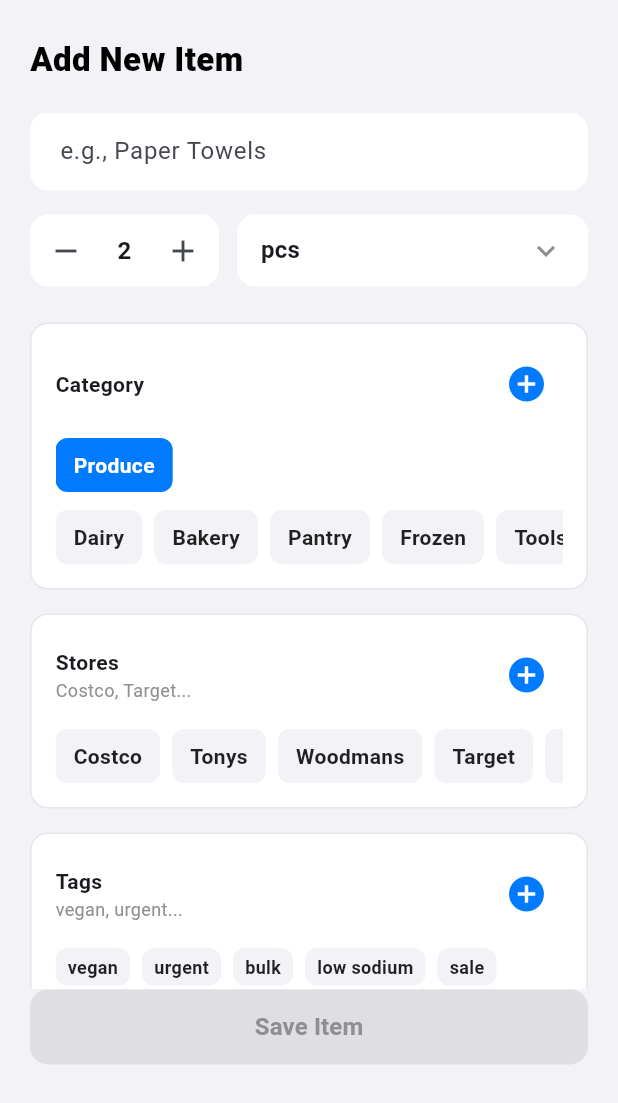
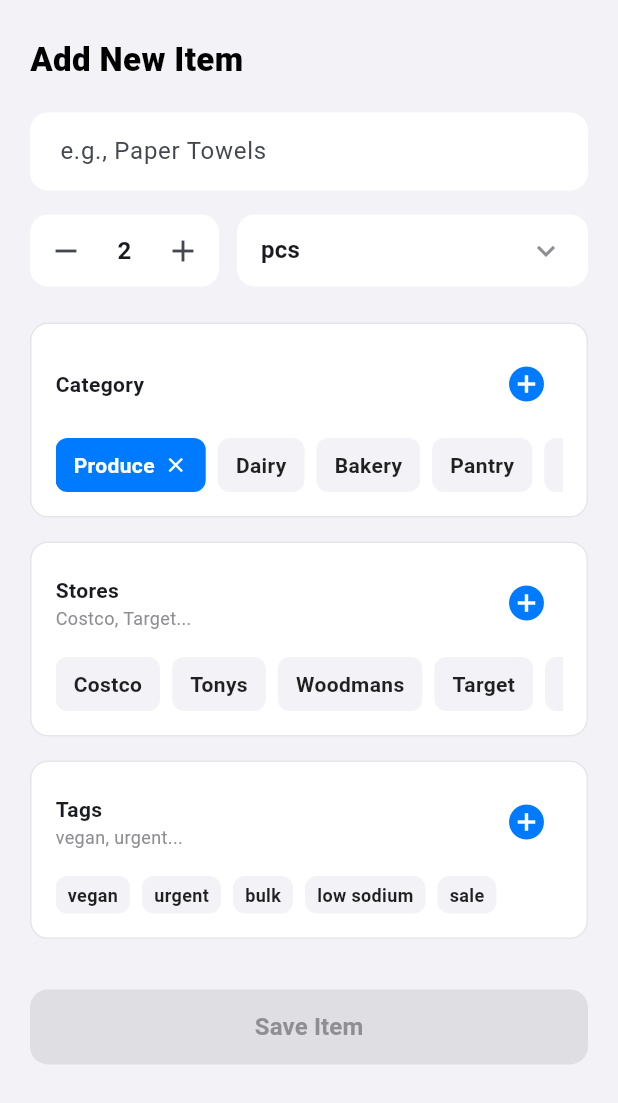
Before and after one commit to rekhadugar/superpowerfullistapp, a Flutter app: the ItemFormModal widget shown alone on an empty page, opened directly with empty values, after a tap on the "add" icon, after a tap on "Produce", on a phone screen of 412 x 824 dp. Shown: the top 1103 px of the screen. Run offline on Flutter 3.47's test engine with Material 3 defaults, Android fonts, the phone set to English and light mode, and no system bars; our stand-ins replace cloud_firestore, firebase_core, flutter_slidable; accounts and stored records are empty.

Commit message:
feat(ux): implement inline token toggling and pull-to-dismiss scroll physics
- Replaced separate selected/unselected token lists with a unified inline toggling system.
- Bound scroll alignment directly to FocusNode to guarantee UI sync when keyboards are summoned.
- Implemented native pull-to-dismiss UserScrollNotification to safely collapse UI on reverse scroll while preserving physics on forward scroll.
- Removed Done/Cancel buttons in favor of native tap-away and scroll-away gestures.

```diff
--- a/lib/components/item_form_modal.dart
+++ b/lib/components/item_form_modal.dart
@@ -1,4 +1,5 @@
 import 'package:flutter/material.dart';
+import 'package:flutter/rendering.dart'; // Required for ScrollDirection
 import 'package:provider/provider.dart';
 import '../models/list_item.dart';
 import '../services/list_provider.dart';
@@ -80,7 +81,7 @@ class _ItemFormModalState extends State<ItemFormModal> {
     });
 
     if (!isOpen) {
-      FocusScope.of(context).unfocus();
+      FocusManager.instance.primaryFocus?.unfocus();
     }
   }
 
@@ -90,7 +91,6 @@ class _ItemFormModalState extends State<ItemFormModal> {
     final provider = context.read<ListProvider>();
 
     if (widget.existingItem != null) {
-      // Execute the Update
       provider.updateItem(
         id: widget.existingItem!.id,
         name: _nameController.text.trim(),
@@ -99,10 +99,9 @@ class _ItemFormModalState extends State<ItemFormModal> {
         locations: _selectedLocations,
         contextString: _selectedTags.join(', '),
         quantity: _quantity,
-        unit: _unit, // ADDED THIS
+        unit: _unit,
       );
     } else {
-      // Execute the Add
       provider.addItem(
         name: _nameController.text.trim(),
         type: _selectedType,
@@ -110,7 +109,7 @@ class _ItemFormModalState extends State<ItemFormModal> {
         locations: _selectedLocations,
         context: _selectedTags.join(', '),
         quantity: _quantity,
-        unit: _unit, // ADDED THIS
+        unit: _unit,
       );
     }
 
@@ -143,7 +142,21 @@ class _ItemFormModalState extends State<ItemFormModal> {
           const SizedBox(height: 20),
 
           Expanded(
+            child: NotificationListener<UserScrollNotification>(
+              onNotification: (UserScrollNotification notification) {
+                if (_activeEngine != null) {
+                  // NATIVE UX FIX: Only dismiss the keyboard when pulling DOWN (reverse).
+                  // Pushing UP (forward) keeps the keyboard open so the user can scroll
+                  // into the runway and reach lower elements without the UI glitching.
+                  if (notification.direction == ScrollDirection.reverse) {
+                    FocusManager.instance.primaryFocus?.unfocus();
+                    setState(() => _activeEngine = null);
+                  }
+                }
+                return false;
+              },
               child: SingleChildScrollView(
+                keyboardDismissBehavior: ScrollViewKeyboardDismissBehavior.onDrag,
                 child: Column(
                   crossAxisAlignment: CrossAxisAlignment.start,
                   children: [
@@ -151,7 +164,6 @@ class _ItemFormModalState extends State<ItemFormModal> {
                       controller: _nameController,
                       autofocus: !isEditMode,
                       textInputAction: TextInputAction.next,
-                    // NEW: Tapping the main name box instantly closes any open token engines
                       onTap: () {
                         if (_activeEngine != null) {
                           setState(() => _activeEngine = null);
@@ -252,11 +264,13 @@ class _ItemFormModalState extends State<ItemFormModal> {
                       onToggle: (isOpen) => _handleEngineToggle('Tags', isOpen),
                     ),
 
-                  // THE FIX: The Runway Buffer.
-                  // If an engine is open, give the scroll view 300px of empty space at the bottom
-                  // so the engine can be successfully pushed up above the keyboard.
-                  SizedBox(height: _activeEngine != null ? 300 : 24),
+                    AnimatedContainer(
+                      duration: const Duration(milliseconds: 300),
+                      curve: Curves.easeOutCubic,
+                      height: _activeEngine != null ? 300 : 24,
+                    ),
                   ],
+                ),
               ),
             ),
           ),
--- a/lib/components/token_search_engine.dart
+++ b/lib/components/token_search_engine.dart
@@ -50,6 +50,25 @@ class _TokenSearchEngineState extends State<TokenSearchEngine> {
             : _searchController.text;
       });
     });
+
+    // THE FIX: Centralized Focus Listener
+    // We bind the scroll math directly to the focus state instead of a tap gesture.
+    // Whether triggered by the '+' button or a manual tap after swiping down,
+    // this guarantees the scroll always fires when the keyboard is summoned.
+    _focusNode.addListener(() {
+      if (_focusNode.hasFocus) {
+        Future.delayed(const Duration(milliseconds: 500), () {
+          if (mounted) {
+            Scrollable.ensureVisible(
+              context,
+              duration: const Duration(milliseconds: 300),
+              curve: Curves.easeOutCubic,
+              alignment: 0.9,
+            );
+          }
+        });
+      }
+    });
   }
 
   @override
@@ -57,32 +76,14 @@ class _TokenSearchEngineState extends State<TokenSearchEngine> {
     super.didUpdateWidget(oldWidget);
 
     if (widget.isExpanded && !oldWidget.isExpanded) {
-
-      // STEP 1: THE WAKE-UP DELAY (50ms)
-      // Gives AnimatedCrossFade time to remove the ExcludeFocus lock from the TextField.
-      // Fast enough to bypass OS popup blockers, but slow enough to guarantee the cursor attaches.
-      Future.delayed(const Duration(milliseconds: 50), () {
+      // Just request focus. The listener in initState handles the scrolling automatically!
+      WidgetsBinding.instance.addPostFrameCallback((_) {
         if (mounted) {
           _focusNode.requestFocus();
         }
       });
-
-      // STEP 2: THE RUNWAY SCROLL (500ms)
-      // Waits for both the 200ms UI expansion and the ~350ms OS Keyboard deployment
-      // to completely finish before calculating the final scroll position.
-      Future.delayed(const Duration(milliseconds: 500), () {
-        if (mounted) {
-          Scrollable.ensureVisible(
-            context,
-            duration: const Duration(milliseconds: 300),
-            curve: Curves.easeOutCubic,
-            alignment: 0.9,
-          );
-        }
-      });
     }
     else if (!widget.isExpanded && oldWidget.isExpanded) {
-      // Cleanly wipe memory when closing
       _focusNode.unfocus();
       _searchController.clear();
       setState(() => _currentQuery = '');
@@ -96,58 +97,45 @@ class _TokenSearchEngineState extends State<TokenSearchEngine> {
     super.dispose();
   }
 
-  void _selectToken(String token) {
+  void _toggleToken(String token) {
     setState(() {
       if (widget.isMultiSelect) {
-        if (!_selectedTokens.contains(token)) _selectedTokens.add(token);
+        if (_selectedTokens.contains(token)) {
+          _selectedTokens.remove(token);
+        } else {
+          _selectedTokens.add(token);
+        }
+
         if (widget.isExpanded) {
           _searchController.clear();
           _focusNode.requestFocus();
         }
       } else {
-        _selectedTokens = [token];
-        widget.onToggle(false);
+        if (_selectedTokens.contains(token)) {
+          _selectedTokens.clear();
+        } else {
+          _selectedTokens = [token];
+          widget.onToggle(false);
+        }
       }
-    });
-    widget.onChanged(_selectedTokens);
-  }
-
-  void _removeToken(String token) {
-    setState(() {
-      _selectedTokens.remove(token);
     });
     widget.onChanged(_selectedTokens);
   }
 
   void _handleDone() {
     if (_currentQuery.trim().isNotEmpty) {
-      _selectToken(_currentQuery.trim());
+      _toggleToken(_currentQuery.trim());
     }
     widget.onToggle(false);
   }
 
-  void _handleTextFieldTap() {
-    // If they tap the text box directly (e.g., bringing a minimized keyboard back up)
-    // Give the OS keyboard time to rise, then re-calculate the scroll
-    Future.delayed(const Duration(milliseconds: 400), () {
-      if (mounted) {
-        Scrollable.ensureVisible(
-          context,
-          duration: const Duration(milliseconds: 300),
-          curve: Curves.easeOutCubic,
-          alignment: 0.9,
-        );
-      }
-    });
-  }
-
-  Widget _buildPill(String text, {bool isSelected = false, bool isCreate = false, VoidCallback? onTap, VoidCallback? onRemove}) {
+  Widget _buildPill(String text, {bool isSelected = false, bool isCreate = false}) {
     final double vPad = widget.smallPills ? 4.0 : 8.0;
     final double hPad = widget.smallPills ? 8.0 : 12.0;
     final double fontSize = widget.smallPills ? 12.0 : 14.0;
 
     return GestureDetector(
-      onTap: onTap,
+      onTap: () => _toggleToken(text),
       child: Container(
         padding: EdgeInsets.symmetric(horizontal: hPad, vertical: vPad),
         decoration: BoxDecoration(
@@ -167,9 +155,9 @@ class _TokenSearchEngineState extends State<TokenSearchEngine> {
                 color: isCreate ? AppTheme.primary : isSelected ? Colors.white : Colors.black87,
               ),
             ),
-            if (onRemove != null) ...[
+            if (isSelected) ...[
               const SizedBox(width: 6),
-              GestureDetector(onTap: onRemove, child: Icon(Icons.close, size: 16, color: isSelected ? Colors.white : Colors.black54)),
+              const Icon(Icons.close, size: 16, color: Colors.white),
             ]
           ],
         ),
@@ -211,29 +199,23 @@ class _TokenSearchEngineState extends State<TokenSearchEngine> {
                 ),
               ],
             ),
-            if (_selectedTokens.isNotEmpty) ...[
-              const SizedBox(height: 12),
-              Wrap(
-                spacing: 8, runSpacing: 8,
-                children: _selectedTokens.map((t) => _buildPill(
-                  t, isSelected: true,
-                  onRemove: widget.isMultiSelect ? () => _removeToken(t) : null,
-                  onTap: () => widget.onToggle(true),
-                )).toList(),
-              ),
-            ],
             Builder(builder: (context) {
-              final availableTokens = widget.knownTokens.where((t) => !_selectedTokens.contains(t)).toList();
-              if (availableTokens.isEmpty) return const SizedBox();
+              final displayList = [
+                ..._selectedTokens,
+                ...widget.knownTokens.where((t) => !_selectedTokens.contains(t)),
+              ];
+
+              if (displayList.isEmpty) return const SizedBox();
+
               return Column(
                 children: [
                   const SizedBox(height: 12),
                   SingleChildScrollView(
                     scrollDirection: Axis.horizontal,
                     child: Row(
-                      children: availableTokens.map((t) => Padding(
+                      children: displayList.map((t) => Padding(
                         padding: const EdgeInsets.only(right: 8.0),
-                        child: _buildPill(t, onTap: () => _selectToken(t)),
+                        child: _buildPill(t, isSelected: _selectedTokens.contains(t)),
                       )).toList(),
                     ),
                   ),
@@ -246,50 +228,45 @@ class _TokenSearchEngineState extends State<TokenSearchEngine> {
         secondChild: Column(
           crossAxisAlignment: CrossAxisAlignment.start,
           children: [
-            if (widget.isMultiSelect && _selectedTokens.isNotEmpty) ...[
-              Wrap(
-                spacing: 8, runSpacing: 8,
-                children: _selectedTokens.map((t) => _buildPill(t, isSelected: true, onRemove: () => _removeToken(t))).toList(),
+            TextField(
+              controller: _searchController,
+              focusNode: _focusNode,
+              textInputAction: TextInputAction.done,
+              onSubmitted: (_) => _handleDone(),
+              // NO onTap REQUIRED HERE ANYMORE
+              decoration: InputDecoration(
+                  hintText: 'Search or add ${widget.title.toLowerCase()}...',
+                  isDense: true,
+                  border: InputBorder.none
               ),
-              const SizedBox(height: 12),
-            ],
-            TextField(
-              controller: _searchController, focusNode: _focusNode,
-              textInputAction: TextInputAction.done, onSubmitted: (_) => _handleDone(),
-              onTap: _handleTextFieldTap, // NEW: Fires scroll logic on direct tap
-              decoration: InputDecoration(hintText: 'Search or add ${widget.title.toLowerCase()}...', isDense: true, border: InputBorder.none),
             ),
             const Divider(height: 24),
+
             Builder(builder: (context) {
-              final matches = widget.knownTokens.where((t) => t.toLowerCase().contains(_currentQuery.toLowerCase())).where((t) => !_selectedTokens.contains(t)).toList();
+              final matches = widget.knownTokens
+                  .where((t) => t.toLowerCase().contains(_currentQuery.toLowerCase()))
+                  .toList();
+
+              matches.sort((a, b) {
+                final aSelected = _selectedTokens.contains(a);
+                final bSelected = _selectedTokens.contains(b);
+                if (aSelected && !bSelected) return -1;
+                if (!aSelected && bSelected) return 1;
+                return 0;
+              });
+
               final exactMatchExists = widget.knownTokens.any((t) => t.toLowerCase() == _currentQuery.toLowerCase());
+
               return Wrap(
                 spacing: 8, runSpacing: 8,
                 children: [
-                  if (_currentQuery.isNotEmpty && !exactMatchExists) _buildPill(_currentQuery, isCreate: true, onTap: () => _selectToken(_currentQuery)),
-                  ...matches.map((t) => _buildPill(t, onTap: () => _selectToken(t))),
+                  if (_currentQuery.isNotEmpty && !exactMatchExists)
+                    _buildPill(_currentQuery, isCreate: true),
+
+                  ...matches.map((t) => _buildPill(t, isSelected: _selectedTokens.contains(t))),
                 ],
               );
             }),
-            const SizedBox(height: 16),
-            Row(
-              mainAxisAlignment: MainAxisAlignment.end,
-              children: [
-                TextButton(
-                  onPressed: () => widget.onToggle(false),
-                  child: const Text('Cancel', style: TextStyle(color: AppTheme.textSecondary, fontWeight: FontWeight.w600)),
-                ),
-                const SizedBox(width: 8),
-                ElevatedButton(
-                  style: ElevatedButton.styleFrom(
-                    backgroundColor: AppTheme.success, elevation: 0,
-                    shape: RoundedRectangleBorder(borderRadius: BorderRadius.circular(8)), padding: const EdgeInsets.symmetric(horizontal: 16),
-                  ),
-                  onPressed: _handleDone,
-                  child: const Text('Done', style: TextStyle(color: Colors.white, fontWeight: FontWeight.w700)),
-                ),
-              ],
-            )
           ],
         ),
       ),
```
Lines whose indentation alone changed are shown as unchanged.
